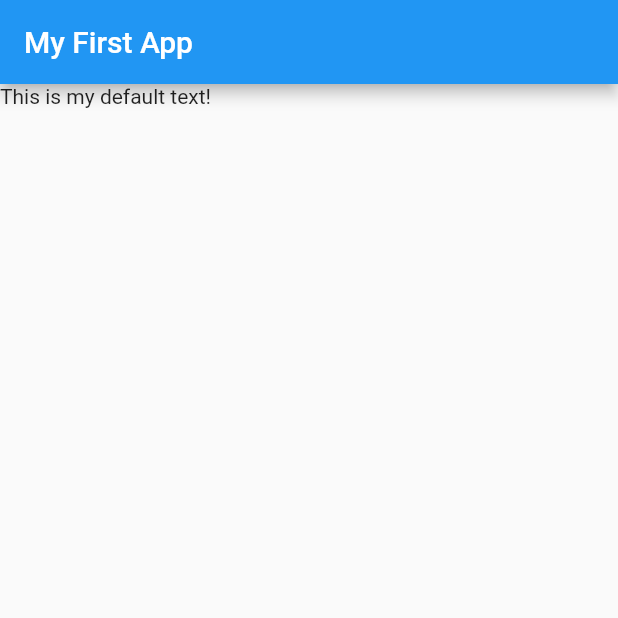
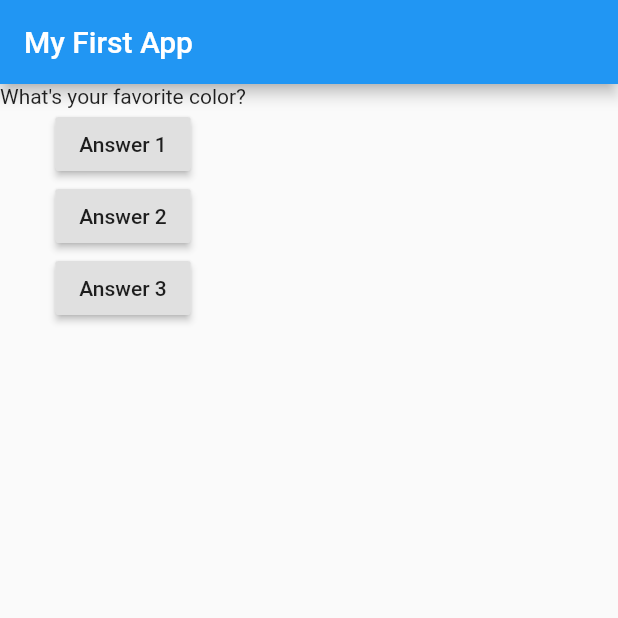
Before and after one commit to JosipRadnik/PersonalityQuiz, a Flutter app: the screen it shows after launch, on a phone screen of 412 x 824 dp, the top half of it. Run offline on Flutter 3.47's test engine with Material 2 defaults, Android fonts, the phone set to English and light mode, and no system bars.

Commit message:
QuizApp Commit #3

```diff
--- a/lib/main.dart
+++ b/lib/main.dart
@@ -2,16 +2,51 @@ import 'package:flutter/material.dart';
 
 void main() => runApp(MyApp());
 
-class MyApp extends StatelessWidget {
+class MyApp extends StatefulWidget {
+  @override
+  State<StatefulWidget> createState() {
+    // TODO: implement createState
+    return MyAppState();
+  }
+}
+
+class MyAppState extends State<MyApp> {
+  var questionIndex = 0;
+
+  void answerQuestion() {
+    //setState function
+    setState(() {
+      questionIndex = questionIndex + 1;
+    });
+    //Dynamic Quiz Questions defined with questionIndex variable
+    print(questionIndex);
+  }
+
   @override
   Widget build(BuildContext context) {
+    //Quiz Question String
+    var questions = [
+      'What\'s your favorite color?',
+      'What\'s your favorite animal?',
+    ];
+
     return MaterialApp(
       home: Scaffold(
-        appBar: AppBar(
-          title: Text('My First App'),
-        ),
-        body: Text('This is my default text!'),
-      ),
+          appBar: AppBar(
+            title: Text('My First App'),
+          ),
+          body: Column(children: [
+            Text(questions[questionIndex]),
+            RaisedButton(child: Text('Answer 1'), onPressed: answerQuestion),
+            RaisedButton(
+                child: Text('Answer 2'),
+                onPressed: () => print('Answer 2 chosen!')),
+            RaisedButton(
+                child: Text('Answer 3'),
+                onPressed: () {
+                  print('Answer 3 chosen!');
+                }),
+          ])),
     );
   }
 }
```
Also changed, not shown: 1 other file.
